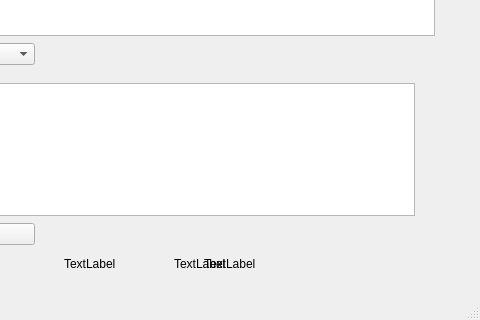
Above: mainwindow.ui from Nieminimalnofazowi/projektKlawiatura before the change; both pictures show x 106 to 586 and y 114 to 434 of the 586 by 434 pixel window. Below: the same form after it.
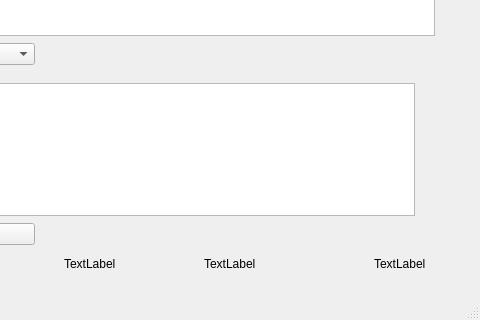
That is the form after the change.

Diff of the .ui file:
```diff
--- a/mainwindow.ui
+++ b/mainwindow.ui
@@ -163,7 +163,7 @@
    <widget class="QLabel" name="mistakesCounter">
     <property name="geometry">
      <rect>
-      <x>280</x>
+      <x>480</x>
       <y>350</y>
       <width>101</width>
       <height>21</height>
```
